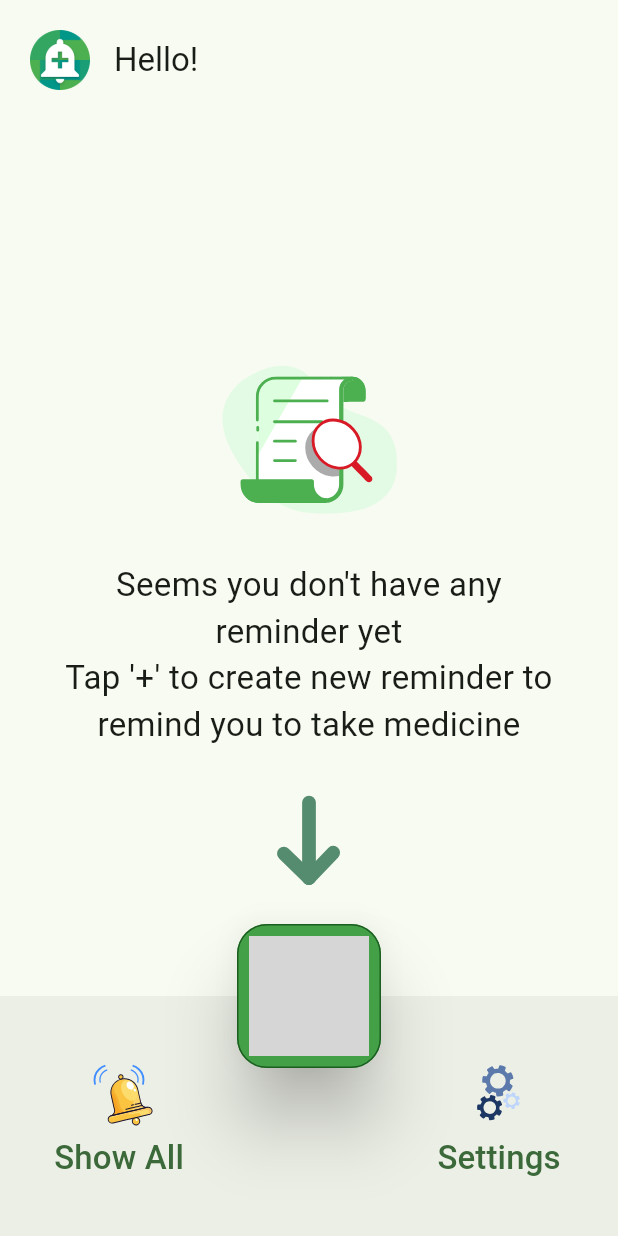
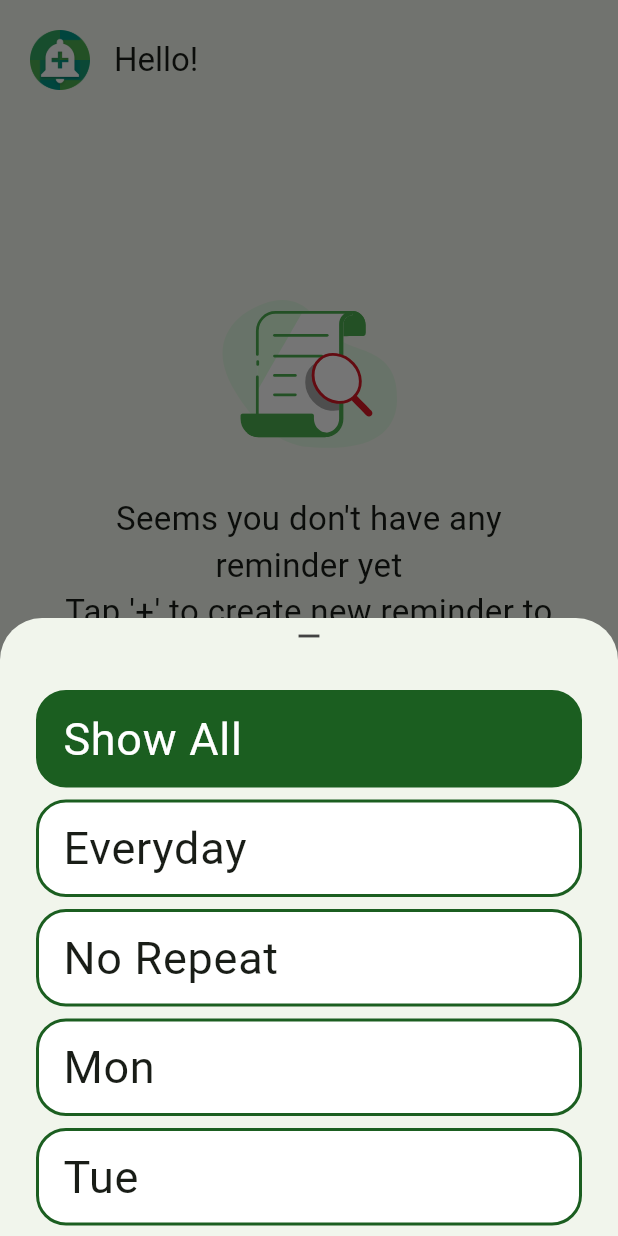
Before and after one commit to librajackyty/ESoundReminder, a Flutter app: the HomePage screen opened by its route, after a tap on "Show All", on a phone screen of 412 x 824 dp. Run offline on Flutter 3.47's test engine with Material 2 defaults, Android fonts, the phone set to English and light mode, and no system bars; our stand-ins replace flutter_local_notifications, flutter_native_timezone, hive, hive_flutter, lottie, package_info_plus and 3 more; missing offline and left inert: day_picker; accounts and stored records are empty; project files that could hold a hidden picture were left out; grey boxes are pictures that could not be loaded.

Commit message:
Update filter function

```diff
--- a/assets/i18n/en.json
+++ b/assets/i18n/en.json
@@ -22,6 +22,8 @@
     "home_card_more": "More",
     "home_add_tip": "Tap to create new reminder",
     "home_no_data_msg": "Seems you don't have any reminder yet\nTap '+' to create new reminder to remind you to take medicine",
+    "home_filter_head": "Only Showing:",
+    "home_filter_no_data_msg": "No filter result",
 
     "filter_all": "Show All",
     "filter_repeat_all": "Everyday",
--- a/assets/i18n/zh-chs.json
+++ b/assets/i18n/zh-chs.json
@@ -20,6 +20,8 @@
     "home_card_more": "更多",
     "home_add_tip": "点击创建新提醒事项",
     "home_no_data_msg": "看来您还没有任何提醒事项\n点击“+”创建新提醒事项提醒您服药",
+    "home_filter_head": "只显示:",
+    "home_filter_no_data_msg": "无筛选结果",
 
     "filter_all": "显示全部",
     "filter_repeat_all": "每天重复",
--- a/assets/i18n/zh-yue.json
+++ b/assets/i18n/zh-yue.json
@@ -20,6 +20,8 @@
     "home_card_more": "更多",
     "home_add_tip": "點擊創建新提醒事項",
     "home_no_data_msg": "睇嚟您仲冇任何提醒事項\n點擊“+”創建新提醒事項提醒您服藥",
+    "home_filter_head": "只顯示:",
+    "home_filter_no_data_msg": "無篩選結果",
 
     "filter_all": "顯示全部",
     "filter_repeat_all": "每日重複",
--- a/lib/models/reminder.dart
+++ b/lib/models/reminder.dart
@@ -22,6 +22,8 @@ class Reminder {
   String? reminderNotes;
   @HiveField(7)
   final List selectedMedicine;
+  @HiveField(8)
+  late final DateTime createTime;
 
   Reminder(
       {int? id,
@@ -29,8 +31,10 @@ class Reminder {
       required this.weekdays1,
       required this.reminderTitle,
       required this.selectedMedicine,
-      this.reminderDescription}) {
+      this.reminderDescription,
+      DateTime? createTime}) {
     this.id = id ?? Random.secure().nextInt(10000 - 1000) + 1000;
+    this.createTime = createTime ?? DateTime.now();
   }
 
   Reminder copyWith({
--- a/lib/providers/reminders/reminders_provider.dart
+++ b/lib/providers/reminders/reminders_provider.dart
@@ -13,7 +13,9 @@ class ReminderModel extends ChangeNotifier {
 
   ReminderState? state;
   List<Reminder>? reminders;
+  List<Reminder>? remindersIntial;
   bool loading = true;
+  int currentFilterIdx = 0;
 
   ReminderModel(RemindersHiveLocalStorage storage) : _storage = storage {
     _storage.init().then((_) => loadReminders());
@@ -27,9 +29,76 @@ class ReminderModel extends ChangeNotifier {
 
   void loadReminders() async {
     final reminders = await _storage.loadReminders();
+    reminders.sort(reminderSort);
+    this.reminders = List.from(reminders);
+    remindersIntial = List.from(this.reminders!);
+    state = ReminderLoaded(remindersIntial!);
+    loading = false;
+    notifyListeners();
+  }
 
-    this.reminders = List.from(reminders.reversed);
-    state = ReminderLoaded(reminders);
+  void listFiltering(int index) {
+    switch (index) {
+      case 0:
+        reminders = List.from(remindersIntial!);
+        break;
+      case 1: // only show repeat everyday
+        reminders =
+            remindersIntial?.where((i) => i.weekdays1.length == 7).toList();
+        break;
+      case 2: // only show no repeat
+        reminders = remindersIntial?.where((i) => i.weekdays1.isEmpty).toList();
+        break;
+      case 3: // only show has Mon
+        reminders = remindersIntial
+            ?.where((i) => i.weekdays1.length < 7 && i.weekdays1.contains(1))
+            .toList();
+        break;
+      case 4: // only show has Tue
+        reminders = remindersIntial
+            ?.where((i) => i.weekdays1.length < 7 && i.weekdays1.contains(2))
+            .toList();
+        break;
+      case 5: // only show has Wed
+        reminders = remindersIntial
+            ?.where((i) => i.weekdays1.length < 7 && i.weekdays1.contains(3))
+            .toList();
+        break;
+      case 6: // only show has Thu
+        reminders = remindersIntial
+            ?.where((i) => i.weekdays1.length < 7 && i.weekdays1.contains(4))
+            .toList();
+        break;
+      case 7: // only show has Fri
+        reminders = remindersIntial
+            ?.where((i) => i.weekdays1.length < 7 && i.weekdays1.contains(5))
+            .toList();
+        break;
+      case 8: // only show has Sat
+        reminders = remindersIntial
+            ?.where((i) => i.weekdays1.length < 7 && i.weekdays1.contains(6))
+            .toList();
+        break;
+      case 9: // only show has Sun
+        reminders = remindersIntial
+            ?.where((i) => i.weekdays1.length < 7 && i.weekdays1.contains(7))
+            .toList();
+        break;
+      default:
+    }
+  }
+
+  void filterReminder(int index) {
+    if (remindersIntial!.isEmpty) {
+      return;
+    }
+    loading = true;
+    currentFilterIdx = index;
+    listFiltering(currentFilterIdx);
+    reminders!.sort(reminderSort);
+    debugPrint("filter reminders length: ${reminders?.length}");
+    // debugPrint("$reminders?");
+    state = ReminderLoaded(reminders!);
     loading = false;
     notifyListeners();
   }
@@ -39,10 +108,13 @@ class ReminderModel extends ChangeNotifier {
     notifyListeners();
 
     final newReminder = await _storage.addReminder(reminder);
+    listFiltering(0);
+    debugPrint("addReminder reminders length: ${reminders?.length}");
     reminders!.add(newReminder);
-    // reminders!.sort(reminderSort);
+    reminders!.sort(reminderSort);
 
-    reminders = List.from(reminders!.reversed);
+    reminders = List.from(reminders!);
+    remindersIntial = List.from(reminders!);
 
     loading = false;
     state = ReminderCreated(
@@ -59,10 +131,12 @@ class ReminderModel extends ChangeNotifier {
     notifyListeners();
 
     final newReminder = await _storage.updateReminder(reminder);
-
-    reminders![index] = newReminder;
-    // reminders!.sort(reminderSort);
-    reminders = List.from(reminders!.reversed);
+    listFiltering(0);
+    debugPrint("updateReminder reminders length: ${reminders?.length}");
+    reminders![reminders!.indexOf(reminder)] = newReminder;
+    reminders!.sort(reminderSort);
+    reminders = List.from(reminders!);
+    remindersIntial = List.from(reminders!);
 
     loading = false;
     state = ReminderUpdated(
@@ -84,8 +158,10 @@ class ReminderModel extends ChangeNotifier {
         "deleteReminder: ${reminder.id}) ${reminder.reminderTitle} ${reminder.reminderDescription}");
 
     await _storage.removeReminder(reminder);
-
-    reminders!.removeAt(index);
+    listFiltering(0);
+    reminders!.removeAt(reminders!.indexOf(reminder));
+    reminders = List.from(reminders!);
+    remindersIntial = List.from(reminders!);
 
     loading = false;
     state = ReminderDeleted(
@@ -97,8 +173,8 @@ class ReminderModel extends ChangeNotifier {
     await _removeScheduledReminder(reminder);
   }
 
-  int reminderSort(reminder1, reminder2) =>
-      reminder1.time1.compareTo(reminder2.time1);
+  int reminderSort(Reminder reminder1, Reminder reminder2) =>
+      reminder2.createTime.compareTo(reminder1.createTime);
 
   Future<void> _removeScheduledReminder(Reminder reminder) async {
     final FlutterLocalNotificationsPlugin flutterLocalNotificationsPlugin =
--- a/lib/screens/home.dart
+++ b/lib/screens/home.dart
@@ -58,6 +58,73 @@ class _HomePageState extends State<HomePage> with TickerProviderStateMixin {
     curve: Curves.fastOutSlowIn,
   );
   String listFilterBtnStrKey = "filter_all";
+  ValueNotifier<int> selectedFilterIndex = ValueNotifier<int>(0);
+  final List filterKeys = [
+    "filter_all",
+    "filter_repeat_all",
+    "filter_repeat_no",
+    "filter_repeat_mon",
+    "filter_repeat_tue",
+    "filter_repeat_wed",
+    "filter_repeat_thu",
+    "filter_repeat_fri",
+    "filter_repeat_sat",
+    "filter_repeat_sun"
+  ];
+
+  bool isFiltering() {
+    return selectedFilterIndex.value > 0;
+  }
+
+  void showFilterSelection() {
+    showModalBottomSheet(
+        context: context,
+        isScrollControlled: true,
+        builder: (context) => DraggableScrollableSheet(
+              initialChildSize: 0.5,
+              minChildSize: 0.2,
+              maxChildSize: 0.75,
+              expand: false,
+              builder: (_, controller) => Column(
+                children: [
+                  Icon(
+                    Icons.remove,
+                    color: Colors.grey[800],
+                  ),
+                  Expanded(
+                    child: ListView.builder(
+                      padding: EdgeInsets.all(24),
+                      controller: controller,
+                      itemCount: filterKeys.length,
+                      itemBuilder: (_, index) {
+                        return Padding(
+                            padding: EdgeInsets.only(bottom: 8),
+                            child: ListTile(
+                              shape: RoundedRectangleBorder(
+                                  side: BorderSide(
+                                      color: Colors.green[900]!, width: 2.0),
+                                  borderRadius: BorderRadius.all(
+                                      Radius.circular(cardsBorderRadius))),
+                              title: CusNText(
+                                  Language.of(context)!.t(filterKeys[index])),
+                              tileColor: Colors.white,
+                              selectedTileColor: Colors.green[900],
+                              selectedColor: Colors.white,
+                              selected: selectedFilterIndex.value == index,
+                              onTap: () {
+                                setState(() {
+                                  selectedFilterIndex.value = index;
+                                });
+                                Navigator.pop(context);
+                              },
+                            ));
+                      },
+                    ),
+                  ),
+                ],
+              ),
+            ));
+  }
 
   @override
   void initState() {
@@ -65,6 +132,12 @@ class _HomePageState extends State<HomePage> with TickerProviderStateMixin {
       aniController.forward();
       aniControllerBottom.forward();
       stateReady = true;
+    });
+    selectedFilterIndex.addListener(() {
+      debugPrint("selectedFilterIndex val changes");
+      listFilterBtnStrKey = filterKeys[selectedFilterIndex.value];
+      final model = context.read<ReminderModel>();
+      model.filterReminder(selectedFilterIndex.value);
     });
     super.initState();
   }
@@ -144,9 +217,7 @@ class _HomePageState extends State<HomePage> with TickerProviderStateMixin {
                       CusSText(Language.of(context)!.t(listFilterBtnStrKey))
                     ],
                   ),
-                  onPressed: () {
-                    setState(() {});
-                  },
+                  onPressed: () => showFilterSelection(),
                 )),
                 Expanded(child: const SizedBox()),
                 Expanded(
@@ -174,6 +245,7 @@ class _HomePageState extends State<HomePage> with TickerProviderStateMixin {
   Widget createReminderList() {
     return Selector<ReminderModel, ReminderModel>(
         shouldRebuild: (previous, next) {
+          debugPrint("createReminderList shouldRebuild");
           if (next.state is ReminderCreated) {
             final state = next.state as ReminderCreated;
             listKey.currentState?.insertItem(state.index,
@@ -181,40 +253,36 @@ class _HomePageState extends State<HomePage> with TickerProviderStateMixin {
           } else if (next.state is ReminderUpdated) {
             final state = next.state as ReminderUpdated;
             if (state.index != state.newIndex) {
-              // listKey.currentState?.insertItem(state.newIndex);
-              // listKey.currentState?.removeItem(
-              //   state.index,
-              // (context, animation) => CardReminderItem(
-              //   reminder: state.reminder,
-              //   animation: animation,
-              // ),
-              // );
+              listKey.currentState?.insertItem(state.newIndex);
+              listKey.currentState?.removeItem(
+                state.index,
+                (context, animation) => CardReminderItem(
+                  reminder: state.reminder,
+                  animation: animation,
+                ),
+              );
             }
+          } else if (next.state is ReminderDeleted) {
+            final state = next.state as ReminderDeleted;
+            listKey.currentState?.removeItem(
+                state.index,
+                (context, animation) => CardReminderItem(
+                      reminder: state.reminder,
+                      animation: animation,
+                    ),
+                duration: const Duration(milliseconds: 800));
           }
-          // else if (next.state is ReminderDeleted) {
-          //   Future.delayed(const Duration(seconds: 2)).then((value) {
-          //     var state = next.state as ReminderDeleted;
-          //     listKey.currentState?.removeItem(
-          //         state.index,
-          //         (context, animation) => CardReminderItem(
-          //               reminder: state.reminder,
-          //               animation: animation,
-          //             ),
-          //         duration: const Duration(milliseconds: 1500));
-          //   });
-          // }
-          // else if (next.state is ReminderLoaded) {
-          //   final state = next.state as ReminderLoaded;
-          //   for (var i = 0; i < state.reminders.length; i++) {
-          //     listKey.currentState
-          //         ?.insertItem(i, duration: const Duration(milliseconds: 1500));
-          //   }
-          // }
           return true;
         },
         selector: (_, model) => model,
         builder: (context, model, child) {
-          if (model.reminders != null && model.reminders!.isNotEmpty) {
+          if (model.remindersIntial != null &&
+              model.remindersIntial!.isNotEmpty) {
+            if (isFiltering() &&
+                model.reminders != null &&
+                model.reminders!.isEmpty) {
+              return createNoFilterResult();
+            }
             return Padding(
                 padding: const EdgeInsets.only(
                     left: listviewPaddingAll, right: listviewPaddingAll),
@@ -234,7 +302,9 @@ class _HomePageState extends State<HomePage> with TickerProviderStateMixin {
                           return Container();
                         }
                         final reminder = model.reminders![index];
-
+                        debugPrint("reminder id: ${reminder.id}");
+                        debugPrint(
+                            "reminder createtime: ${reminder.createTime}");
                         return CardReminderItem(
                           reminder: reminder,
                           animation: animation,
@@ -262,9 +332,33 @@ class _HomePageState extends State<HomePage> with TickerProviderStateMixin {
         });
   }
 
+  Widget createFilterBoxDisplay() {
+    return Container(
+      margin: EdgeInsets.only(left: 8),
+      padding: EdgeInsets.all(8),
+      decoration: BoxDecoration(
+          color: Colors.green[900],
+          border: Border.all(color: Colors.green[900]!),
+          borderRadius: BorderRadius.all(Radius.circular(cardsBorderRadius))),
+      child: CusSText(
+        Language.of(context)!.t(filterKeys[selectedFilterIndex.value]),
+        color: Colors.white,
+      ),
+    );
+  }
+
   Widget createAppBarTxt() {
     final model = context.read<ReminderModel>();
-    if (model.reminders != null && model.reminders!.isNotEmpty) {
+    if (model.remindersIntial != null && model.remindersIntial!.isNotEmpty) {
+      if (selectedFilterIndex.value > 0) {
+        return Wrap(
+          crossAxisAlignment: WrapCrossAlignment.center,
+          children: [
+            CusExSText(Language.of(context)!.t("home_filter_head")),
+            createFilterBoxDisplay()
+          ],
+        );
+      }
       return Text(
         "${Language.of(context)!.t("home_greeting")}\n${Language.of(context)!.t("home_list_msg")}",
         maxLines: 2,
@@ -299,16 +393,36 @@ class _HomePageState extends State<HomePage> with TickerProviderStateMixin {
       ),
     ];
     return Column(
+      // mainAxisSize: MainAxisSize.min,
+      mainAxisAlignment: MainAxisAlignment.center,
       children: [
-        Spacer(),
         ListView(
           shrinkWrap: true,
           children: noRSList,
-        ),
-        SizedBox(
-          height: 40,
         )
       ],
     );
   }
+
+  Widget createNoFilterResult() {
+    return Center(
+      child: Column(mainAxisAlignment: MainAxisAlignment.center, children: [
+        Lottie.asset(
+          assetslinkLottie('84854-empty'),
+          width: MediaQuery.of(context).size.width * 0.4,
+          height: MediaQuery.of(context).size.width * 0.4,
+        ),
+        createFilterBoxDisplay(),
+        const SizedBox(
+          height: 8,
+        ),
+        Align(
+            alignment: Alignment.center,
+            child: CusSText(
+              Language.of(context)!.t("home_filter_no_data_msg"),
+              textAlign: TextAlign.center,
+            )),
+      ]),
+    );
+  }
 }
```
Also changed, not shown: assets/lotties/84854-empty.json (added, +1 -0 lines), lib/models/reminder.g.dart.
